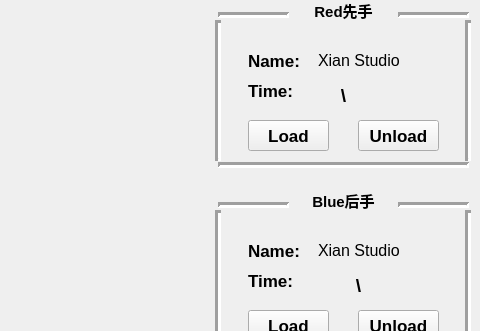
This is hex03/mainwindow.ui in voldemortX/hex_platform as Qt 5 draws it before an edit; both pictures show x 762 to 1242 and y 0 to 331 of the 1242 by 761 pixel window. The edited form follows.
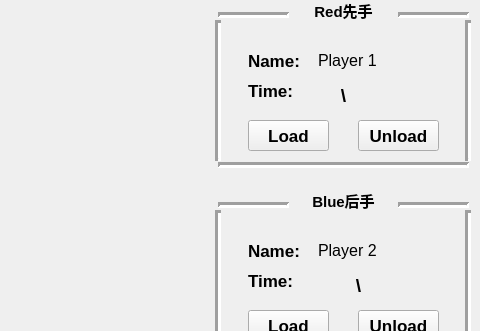
This is the edited form.

The edit to the form file:
```diff
--- a/hex03/mainwindow.ui
+++ b/hex03/mainwindow.ui
@@ -869,7 +869,7 @@
      </font>
     </property>
     <property name="text">
-     <string>Xian Studio</string>
+     <string>Player 1</string>
     </property>
    </widget>
    <widget class="QLabel" name="label_8">
@@ -927,7 +927,7 @@
      </font>
     </property>
     <property name="text">
-     <string>Xian Studio</string>
+     <string>Player 2</string>
     </property>
    </widget>
   </widget>
```
Left out of the diff: 2 changed lines with no effect on the pictures.
